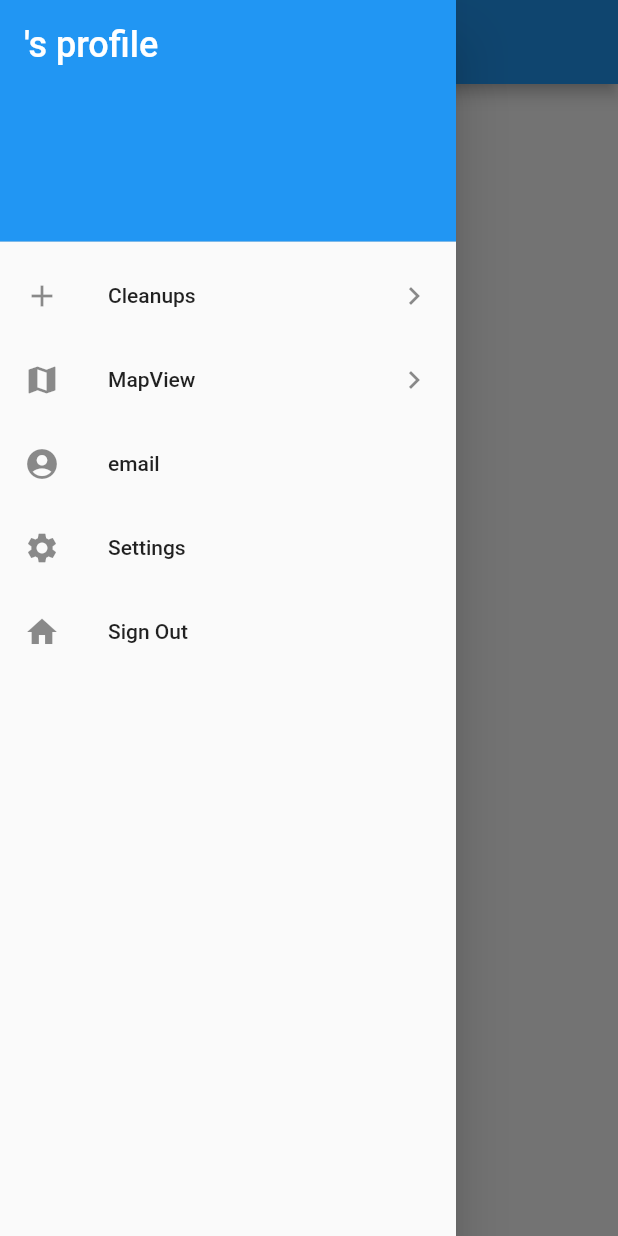
After one commit to mmichelon/we_clean, a Flutter app: the CleansScreen screen opened directly, with the side drawer open, on a phone screen of 412 x 824 dp. The commit adds this screen. Run offline on Flutter 3.47's test engine with Material 2 defaults, Android fonts, the phone set to English and light mode, and no system bars; our stand-ins replace firebase_auth, geolocator, google_maps_flutter, google_sign_in; accounts and stored records are empty.

Commit message:
User location working, Cleans Screen added, can navigate between with drawer

```diff
--- /dev/null
+++ b/lib/cleans_screen.dart
@@ -0,0 +1,109 @@
+import 'package:flutter/material.dart';
+
+import 'package:we_clean/login_page.dart';
+import 'package:we_clean/sign_in.dart';
+import 'package:we_clean/home.dart';
+
+class CleansScreen extends StatefulWidget {
+  final name;
+  final email;
+  final items = List<String>.generate(50, (i) => "Item $i");
+
+  CleansScreen(this.name, this.email);
+  @override
+  State<CleansScreen> createState() => MyCleanScreenState(name, email, items);
+}
+
+class MyCleanScreenState extends State<CleansScreen> {
+  final name;
+  final email;
+
+  final List<String> items;
+
+  MyCleanScreenState(this.name, this.email, this.items);
+
+  @override
+  Widget build(BuildContext context) {
+    final title = 'Long List';
+
+//    return MaterialApp(
+//      title: title,
+      return Scaffold(
+        appBar: AppBar(
+          title: Text(name + 's Cleans'),
+        ),
+        body: ListView.builder(
+          itemCount: items.length,
+          itemBuilder: (context, index) {
+            return ListTile(
+              title: Text('${items[index]}'),
+            );
+          },
+        ),
+//      ),
+      drawer: Drawer(
+        child: ListView(
+          padding: EdgeInsets.zero,
+          children: <Widget>[
+            DrawerHeader(
+              decoration: BoxDecoration(
+                color: Colors.blue,
+              ),
+              child: Text(
+                name +
+                    '\'s profile',
+                style: TextStyle(
+                  color: Colors.white,
+                  fontSize: 24,
+                ),
+              ),
+            ),
+            ListTile(
+              leading: Icon(Icons.add),
+              title: Text('Cleanups'),
+              trailing: Icon(Icons.keyboard_arrow_right),
+              onTap: (){
+                print('Go to cleanups page');
+                Navigator.push(
+                  context,
+                  MaterialPageRoute(
+                      builder: (context) => CleansScreen(name, email)),
+                );
+              },
+            ),
+            ListTile(
+              leading: Icon(Icons.map),
+              title: Text('MapView'),
+              trailing: Icon(Icons.keyboard_arrow_right),
+              onTap: (){
+                print('Go to map page');
+                Navigator.push(
+                  context,
+                  MaterialPageRoute(
+                      builder: (context) => HomeScreen(name, email)),
+                );
+              },
+            ),
+            ListTile(
+              leading: Icon(Icons.account_circle),
+              title: Text('email'),
+            ),
+            ListTile(
+              leading: Icon(Icons.settings),
+              title: Text('Settings'),
+            ),
+            ListTile(
+              leading: Icon(Icons.home),
+              title: Text('Sign Out'),
+              onTap: (){
+                signOutGoogle();
+                Navigator.of(context).pushAndRemoveUntil(MaterialPageRoute(builder: (context) {return LoginPage();}), ModalRoute.withName('/'));
+              },
+            ),
+          ],
+        ),
+      ),
+      );
+//    );
+  }
+}
--- a/lib/main.dart
+++ b/lib/main.dart
@@ -1,7 +1,4 @@
-import 'package:firebase_auth/firebase_auth.dart';
 import 'package:flutter/material.dart';
-import 'package:google_maps_flutter/google_maps_flutter.dart';
-//import 'package:we_clean/home.dart';
 import 'login_page.dart';
 
 void main() => runApp(MyApp());
@@ -11,7 +8,7 @@ class MyApp extends StatelessWidget {
   Widget build(BuildContext context) {
     return MaterialApp(
       debugShowCheckedModeBanner: false,
-      title: 'Flutter Login',
+      title: 'Main Page',
       theme: ThemeData(
         primarySwatch: Colors.blue,
       ),
--- a/pubspec.yaml
+++ b/pubspec.yaml
@@ -28,7 +28,8 @@ dependencies:
   firebase_analytics: ^5.0.2
   google_maps_flutter: ^0.5.22+3
   google_sign_in: ^4.1.1
-#  geolocator: ^5.2.1
+  geolocator: ^5.2.1
+  location: ^2.4.0
 
 dev_dependencies:
   flutter_test:
```
Also changed, not shown: lib/home.dart (+175 -21 lines), lib/login_page.dart (+11 -6 lines), assets/we_clean.png (added).
